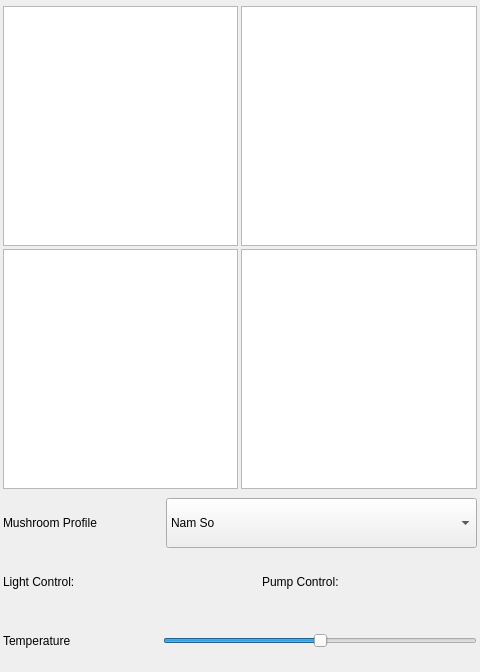
This is Apps/IoT-Dashboard/MushroomView.ui in quachconghoang/agricultureDrone as Qt 5 draws it before an edit. The edited form follows.
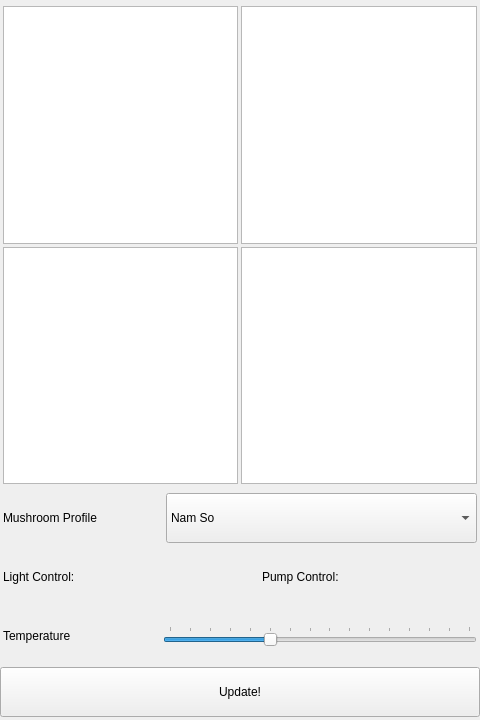
This is the edited form.

Commit message: push mqtt control

Patch:
```diff
--- a/Apps/IoT-Dashboard/MushroomView.ui
+++ b/Apps/IoT-Dashboard/MushroomView.ui
@@ -7,7 +7,7 @@
     <x>0</x>
     <y>0</y>
     <width>480</width>
-    <height>672</height>
+    <height>720</height>
    </rect>
   </property>
   <property name="sizePolicy">
@@ -19,7 +19,7 @@
   <property name="minimumSize">
    <size>
     <width>480</width>
-    <height>672</height>
+    <height>720</height>
    </size>
   </property>
   <property name="windowTitle">
@@ -285,7 +285,7 @@
         <number>20</number>
        </property>
        <property name="maximum">
-        <number>30</number>
+        <number>35</number>
        </property>
        <property name="value">
         <number>25</number>
@@ -293,8 +293,14 @@
        <property name="orientation">
         <enum>Qt::Horizontal</enum>
        </property>
+       <property name="invertedAppearance">
+        <bool>false</bool>
+       </property>
+       <property name="invertedControls">
+        <bool>false</bool>
+       </property>
        <property name="tickPosition">
-        <enum>QSlider::NoTicks</enum>
+        <enum>QSlider::TicksAbove</enum>
        </property>
        <property name="tickInterval">
         <number>1</number>
@@ -303,6 +309,23 @@
      </item>
     </layout>
    </item>
+   <item>
+    <layout class="QHBoxLayout" name="hL_4">
+     <item>
+      <widget class="QPushButton" name="updateBtn">
+       <property name="minimumSize">
+        <size>
+         <width>0</width>
+         <height>50</height>
+        </size>
+       </property>
+       <property name="text">
+        <string>Update!</string>
+       </property>
+      </widget>
+     </item>
+    </layout>
+   </item>
   </layout>
  </widget>
  <resources/>
```
Left out of the diff: 2 changed lines with no effect on the pictures. The commit also changes 4 other files.
